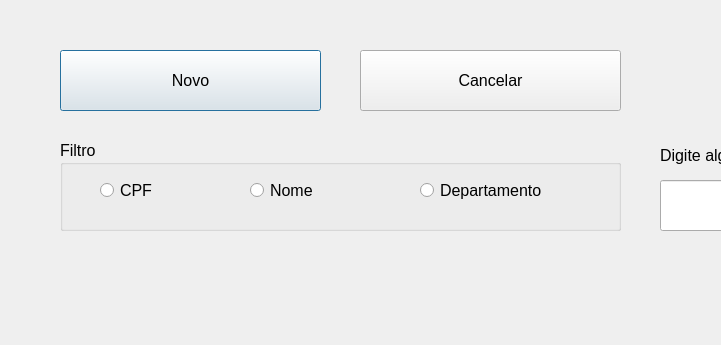
First picture: the form in telaprincipal.ui, repository MariaZBP/projeto_EE_2022_1, before the edit; both pictures show x 0 to 721 and y 0 to 345 of the 1178 by 811 pixel window.
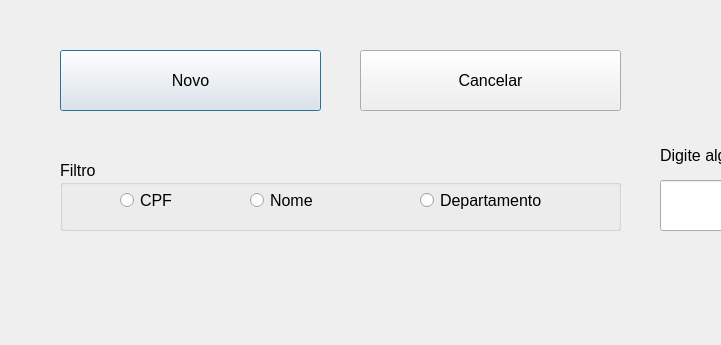
Second picture: the form after the edit.

Patch:
```diff
--- a/telaprincipal.ui
+++ b/telaprincipal.ui
@@ -53,9 +53,9 @@
    <property name="geometry">
     <rect>
      <x>60</x>
-     <y>140</y>
+     <y>160</y>
      <width>561</width>
-     <height>91</height>
+     <height>71</height>
     </rect>
    </property>
    <property name="font">
@@ -69,8 +69,8 @@
    <widget class="QRadioButton" name="radioButton">
     <property name="geometry">
      <rect>
-      <x>40</x>
-      <y>40</y>
+      <x>60</x>
+      <y>30</y>
       <width>95</width>
       <height>20</height>
      </rect>
@@ -83,7 +83,7 @@
     <property name="geometry">
      <rect>
       <x>190</x>
-      <y>40</y>
+      <y>30</y>
       <width>95</width>
       <height>20</height>
      </rect>
@@ -96,7 +96,7 @@
     <property name="geometry">
      <rect>
       <x>360</x>
-      <y>40</y>
+      <y>30</y>
       <width>161</width>
       <height>20</height>
      </rect>
```
